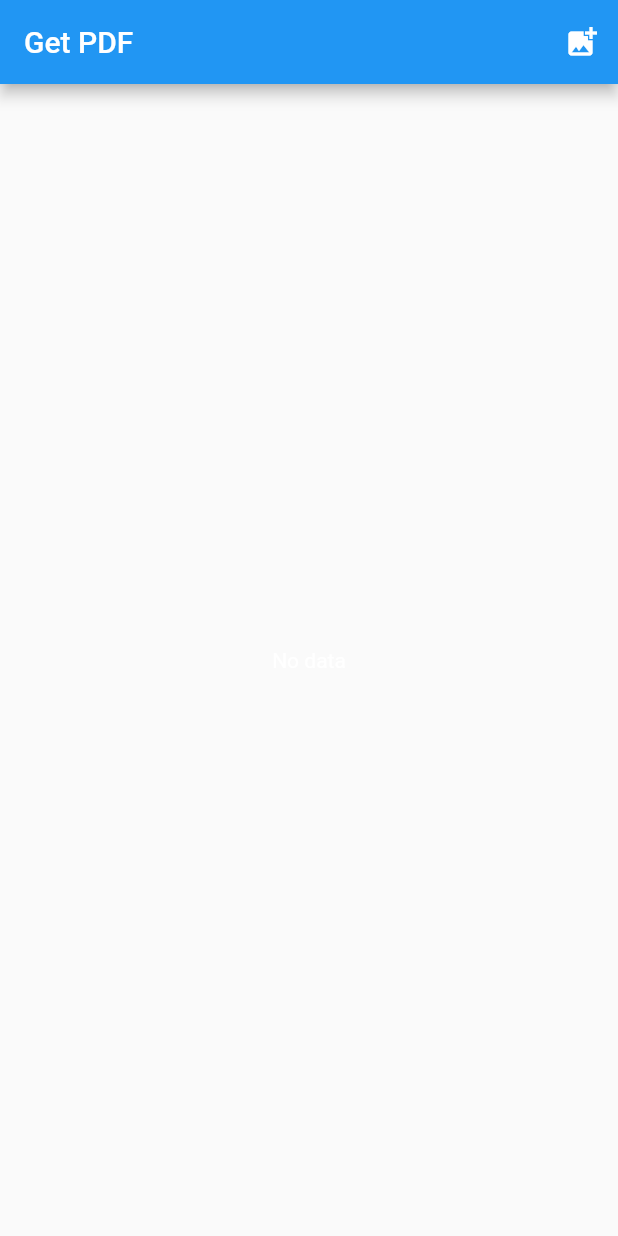
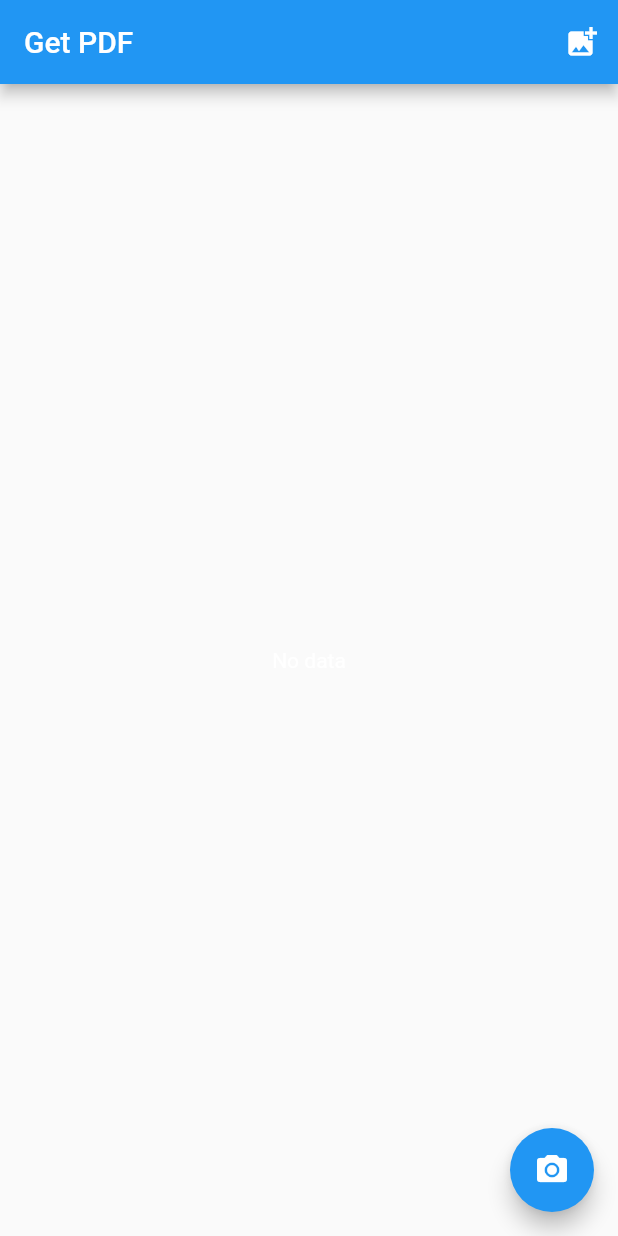
Before and after one commit to devanshhooda/get_pdf, a Flutter app: the screen it shows after launch, after a tap on the "add photo alternate" icon, on a phone screen of 412 x 824 dp. Run offline on Flutter 3.47's test engine with Material 2 defaults, Android fonts, the phone set to English and light mode, and no system bars; our stand-ins replace file, file_picker, pdf, permission_handler; missing offline and left inert: flutter_full_pdf_viewer; statements that could not run were skipped.

Commit message:
image upload and preview updated

```diff
--- /dev/null
+++ b/lib/services/fileHandling.dart
@@ -0,0 +1,42 @@
+import 'dart:io';
+
+import 'package:file/file.dart' as FILE;
+import 'package:file/local.dart';
+import 'package:get_pdf/services/constants.dart';
+import 'package:get_pdf/services/permissions.dart';
+
+class FileHandling {
+  final FILE.FileSystem fs = const LocalFileSystem();
+  FILE.Directory homeDirectory;
+
+  FileHandling();
+
+  Future<bool> initSystem() async {
+    bool storagePermission = await Permissions.storagePermission();
+    if (storagePermission && homeDirectory == null) {
+      FILE.Directory root = fs.directory(Constants.root);
+      homeDirectory = await root.childDirectory(Constants.home).create();
+    }
+    return storagePermission;
+  }
+
+  File getFile({String name}) {
+    if (homeDirectory == null) return null;
+    var postfixString = DateTime.now().millisecondsSinceEpoch.toString();
+    if (name == null) name = Constants.base + postfixString + '.pdf';
+    return homeDirectory.childFile(name);
+  }
+
+  List<FileSystemEntity> allFiles() {
+    if (homeDirectory == null) return null;
+    List<FileSystemEntity> list = homeDirectory.listSync();
+    List<FileSystemEntity> files = List<FileSystemEntity>();
+    for (int i = 0; i < list.length; i++) {
+      if (!fs.isDirectorySync(list[i].path)) {
+        files.add(list[i]);
+      }
+    }
+    list.clear();
+    return files;
+  }
+}
--- a/lib/services/imageServices.dart
+++ b/lib/services/imageServices.dart
@@ -1,19 +1,16 @@
-import 'package:multi_image_picker/multi_image_picker.dart';
+import 'dart:io';
+
+import 'package:file_picker/file_picker.dart';
 
 class ImageServices {
-  Future<List<Asset>> pickImages() async {
-    List<Asset> imagesList = List<Asset>();
-
+  List<File> imageList = List<File>();
+  Future<List<File>> pickImages() async {
+    List<File> imageList = List<File>();
     try {
-      imagesList = await MultiImagePicker.pickImages(
-          maxImages: 100,
-          selectedAssets: imagesList,
-          enableCamera: true,
-          cupertinoOptions: CupertinoOptions(takePhotoIcon: 'chat'),
-          materialOptions: MaterialOptions(
-              actionBarTitle: 'GetPDF', allViewTitle: 'All photos'));
-
-      return imagesList;
+      imageList = await FilePicker.getMultiFile(
+        type: FileType.image,
+      );
+      return imageList;
     } catch (e) {
       print(e);
     }
--- a/lib/views/mainScreen.dart
+++ b/lib/views/mainScreen.dart
@@ -1,8 +1,10 @@
+import 'dart:io';
+
 import 'package:flutter/material.dart';
-import 'package:get_pdf/services/pdfServices.dart';
+import 'package:get_pdf/services/fileHandling.dart';
 import 'package:get_pdf/services/imageServices.dart';
+import 'package:get_pdf/views/previewPage.dart';
 import 'package:get_pdf/views/viewPdf.dart';
-import 'package:multi_image_picker/multi_image_picker.dart';
 
 class MainScreen extends StatefulWidget {
   @override
@@ -10,15 +12,18 @@ class MainScreen extends StatefulWidget {
 }
 
 class _MainScreenState extends State<MainScreen> {
-  PdfServices pdfServices;
   ImageServices imageServices;
-  List<Asset> images;
-  bool selected;
+  FileHandling handler;
+  List<File> images;
+  bool filesPresent;
+  var files;
+
   @override
   void initState() {
-    pdfServices = PdfServices();
     imageServices = ImageServices();
-    selected = false;
+    handler = FileHandling();
+    initFileSystem();
+    filesPresent = false;
     super.initState();
   }
 
@@ -26,83 +31,80 @@ class _MainScreenState extends State<MainScreen> {
   Widget build(BuildContext context) {
     return Scaffold(
       appBar: AppBar(title: Text('Get PDF'), actions: <Widget>[
-        selected ? IconButton(
-          icon: Icon(Icons.delete),
-            onPressed: () {
-              setState(() {
-                selected = false;
-                images = null;
-              });
-            }
-          ) : IconButton(
+        IconButton(
             icon: Icon(Icons.add_photo_alternate),
             onPressed: () async {
               await imageServices.pickImages().then((imagesList) {
                 if (imagesList != null && imagesList.isNotEmpty) {
                   setState(() {
                     images = imagesList;
-                    selected = true;
                   });
+                  // imagesList.clear();
+                  Navigator.of(context).push(MaterialPageRoute(
+                      builder: (context) => PreviewPage(
+                            imageList: images,
+                          )));
                 }
               });
-            }
-          ),
+            }),
       ]),
       body: Center(
-          child: images == null
-              ? Text(
+        child: filesPresent
+            ? Padding(
+                padding: EdgeInsets.symmetric(vertical: 5),
+                child: ListView.builder(
+                    itemCount: files.length,
+                    itemBuilder: (context, i) {
+                      return homePageContent(i);
+                    }),
+              )
+            : Text(
                 'No data',
                 style: TextStyle(color: Colors.white),
-                )
-              : ListView.builder(
-                  itemCount: images.length,
-                  itemBuilder: (context, i) {
-                    return homePageContent(i);
-                  })),
-      floatingActionButton: selected
-          ?
-          // ? FloatingActionButton(
-          //     onPressed: () {
-          //       print('editing');
-          //     },
-          //     child: Icon(Icons.edit),
-          //   )
-          // :
-          FloatingActionButton(
-              onPressed: () async {
-                showDialog(
-                  context: context,
-                  barrierDismissible: false,
-                  builder: (context) {
-                    return Container(
-                      child: Center(
-                        child: CircularProgressIndicator(),
               ),
-                    );
-                  });
-                String filename = await pdfServices.createPdfFromImages(images);
-                Navigator.of(context).pop();
-                if (filename == null) return ;
-                Navigator.of(context).push(MaterialPageRoute(
-                  builder: (context) => ViewPdf(
-                    documentPath: filename,
-                )));
+      ),
+      floatingActionButton: FloatingActionButton(
+        onPressed: () {
+          print('Camera work to be done');
         },
-              child: Icon(Icons.save_alt),
-            )
-          : null,
+        child: Icon(Icons.photo_camera),
+      ),
     );
   }
 
   homePageContent(int i) {
-    return Column(
+    return Container(
+      margin: EdgeInsets.symmetric(vertical: 5, horizontal: 5),
+      padding: EdgeInsets.symmetric(horizontal: 20),
+      decoration: BoxDecoration(
+          borderRadius: BorderRadius.circular(20), color: Colors.redAccent),
+      child: Column(
         children: <Widget>[
-        AssetThumb(
-            asset: images[i],
-            width: images[i].originalWidth,
-            height: images[i].originalHeight),
+          ListTile(
+            title: Text('${files[i].basename}'),
+            subtitle: Text('${files[i].dirname}'),
+            onTap: () {
+              String filePath = files[i].path;
+              Navigator.of(context).push(MaterialPageRoute(
+                  builder: (context) => ViewPdf(
+                        documentPath: filePath,
+                      )));
+            },
+          ),
           Divider()
         ],
+      ),
     );
   }
+
+  initFileSystem() async {
+    await handler.initSystem().then((value) {
+      setState(() {
+        files = handler.allFiles();
+        if (files != null && files.isNotEmpty) {
+          filesPresent = true;
         }
+      });
+    });
+  }
+}
--- a/lib/views/viewPdf.dart
+++ b/lib/views/viewPdf.dart
@@ -18,7 +18,6 @@ class _ViewPdfState extends State<ViewPdf> {
       appBar: AppBar(
         title: Text(name),
         actions: <Widget>[
-          IconButton(icon: Icon(Icons.save_alt), onPressed: () {}),
           IconButton(icon: Icon(Icons.share), onPressed: () {})
         ],
       ),
--- a/pubspec.yaml
+++ b/pubspec.yaml
@@ -11,13 +11,13 @@ environment:
 dependencies:
   flutter:
     sdk: flutter
+  file_picker: ^1.12.0
 
   cupertino_icons: ^0.1.3
   pdf: ^1.8.1
   file: ^5.2.0
   permission_handler: ^5.0.1
   flutter_full_pdf_viewer: ^1.0.6
-  multi_image_picker: ^4.6.7
 
 dev_dependencies:
   flutter_test:
```
Also changed, not shown: lib/services/file_handling.dart (deleted, +0 -42 lines), lib/services/pdfServices.dart (+7 -45 lines), lib/views/previewPage.dart (added, +84 -0 lines), pubspec.lock. Lines whose indentation alone changed are shown as unchanged.
